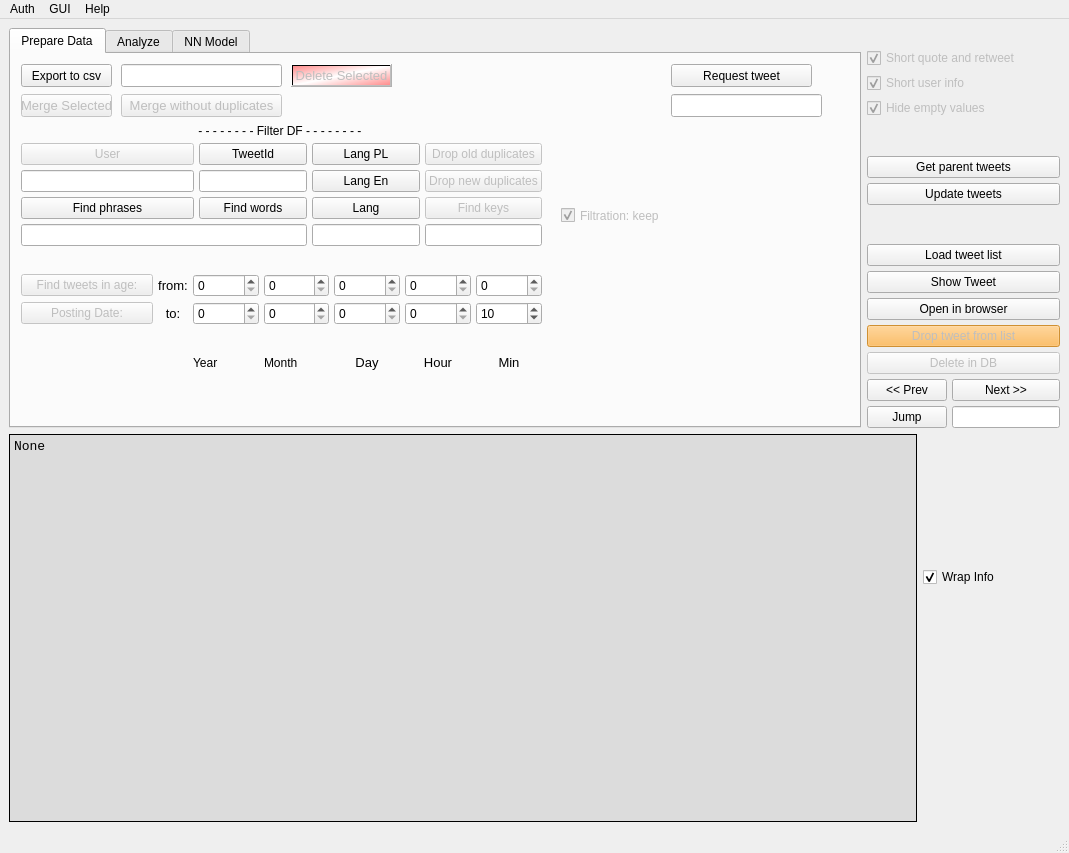
Before: the Qt Designer form twitter_analyzer/gui/GUI_QT.ui in GrzegorzKrug/TwitterAnalyzer, drawn with Qt 5.
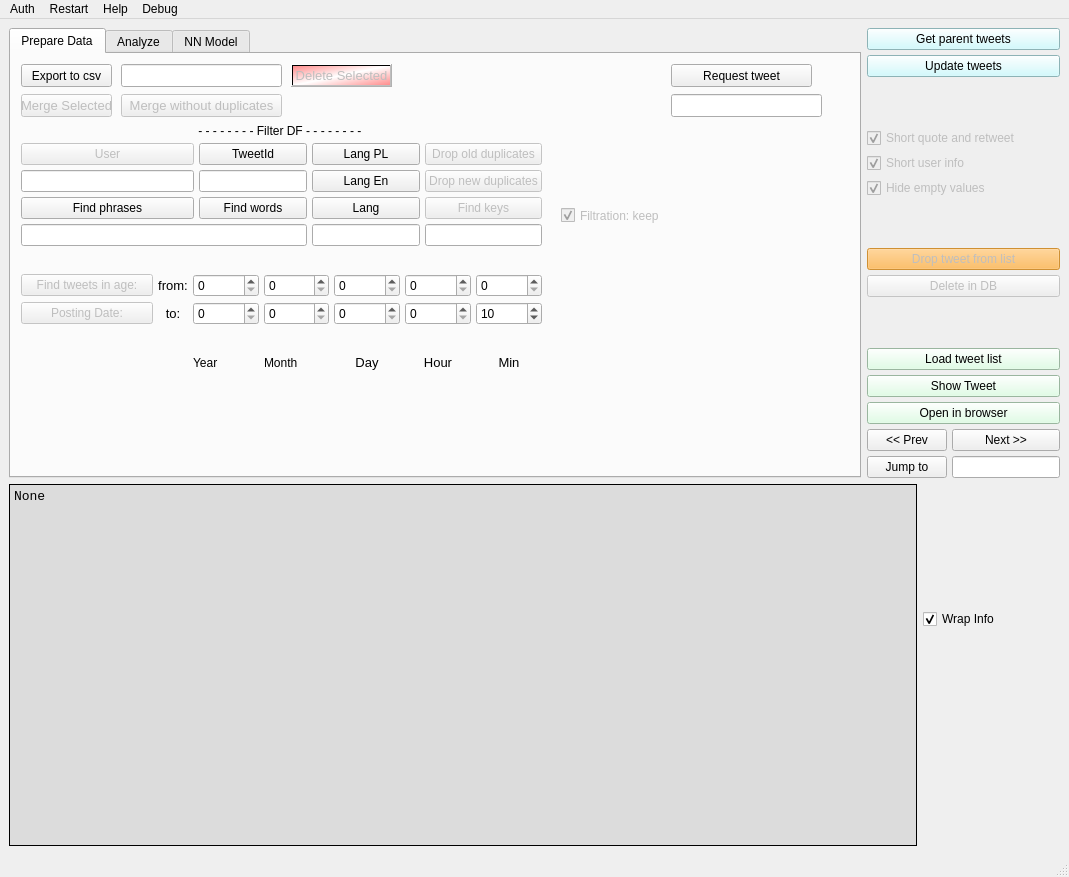
After: the same form once the commit is applied.

Patch:
```diff
--- a/twitter_analyzer/gui/GUI_QT.ui
+++ b/twitter_analyzer/gui/GUI_QT.ui
@@ -7,7 +7,7 @@
     <x>0</x>
     <y>0</y>
     <width>1069</width>
-    <height>853</height>
+    <height>877</height>
    </rect>
   </property>
   <property name="windowTitle">
@@ -19,7 +19,7 @@
      <enum>QLayout::SetMinimumSize</enum>
     </property>
     <item row="0" column="0">
-     <layout class="QGridLayout" name="MainGrid" rowstretch="1,1,1,0,1" columnstretch="20,0,0" rowminimumheight="400,0,0,0,0" columnminimumwidth="300,50,0">
+     <layout class="QGridLayout" name="MainGrid" rowstretch="1,1,1,0,1" columnstretch="20,0,0" rowminimumheight="450,0,0,0,0" columnminimumwidth="300,50,0">
       <property name="sizeConstraint">
        <enum>QLayout::SetDefaultConstraint</enum>
       </property>
@@ -91,30 +91,7 @@
         <property name="spacing">
          <number>5</number>
         </property>
-        <item row="20" column="0">
-         <widget class="QPushButton" name="pushButton_PreviousTweet">
-          <property name="toolTip">
-           <string>Show previous Tweet from DF</string>
-          </property>
-          <property name="text">
-           <string>&lt;&lt; Prev</string>
-          </property>
-         </widget>
-        </item>
-        <item row="8" column="0" colspan="2">
-         <widget class="QCheckBox" name="checkBox_HideEmptyValues">
-          <property name="enabled">
-           <bool>false</bool>
-          </property>
-          <property name="text">
-           <string>Hide empty values</string>
-          </property>
-          <property name="checked">
-           <bool>true</bool>
-          </property>
-         </widget>
-        </item>
-        <item row="20" column="1">
+        <item row="25" column="1">
          <widget class="QPushButton" name="pushButton_NextTweet">
           <property name="toolTip">
            <string>Show next Tweet from DF</string>
@@ -124,17 +101,40 @@
           </property>
          </widget>
         </item>
-        <item row="21" column="0">
+        <item row="10" column="0" colspan="2">
+         <widget class="QCheckBox" name="checkBox_HideEmptyValues">
+          <property name="enabled">
+           <bool>false</bool>
+          </property>
+          <property name="text">
+           <string>Hide empty values</string>
+          </property>
+          <property name="checked">
+           <bool>true</bool>
+          </property>
+         </widget>
+        </item>
+        <item row="25" column="0">
+         <widget class="QPushButton" name="pushButton_PreviousTweet">
+          <property name="toolTip">
+           <string>Show previous Tweet from DF</string>
+          </property>
+          <property name="text">
+           <string>&lt;&lt; Prev</string>
+          </property>
+         </widget>
+        </item>
+        <item row="26" column="0">
          <widget class="QPushButton" name="pushButton_JumpToTweet">
           <property name="toolTip">
            <string>Jumps to Tweet in DF, define index in box.</string>
           </property>
           <property name="text">
-           <string>Jump</string>
+           <string>Jump to</string>
           </property>
          </widget>
         </item>
-        <item row="7" column="0" colspan="2">
+        <item row="9" column="0" colspan="2">
          <widget class="QCheckBox" name="checkBox_DisplayShortUserinfo">
           <property name="enabled">
            <bool>false</bool>
@@ -153,14 +153,14 @@
           </property>
          </widget>
         </item>
-        <item row="21" column="1">
+        <item row="26" column="1">
          <widget class="QLineEdit" name="lineEdit_JumpToTweet">
           <property name="toolTip">
            <string>Input index for Jump button.</string>
           </property>
          </widget>
         </item>
-        <item row="6" column="0" colspan="2">
+        <item row="8" column="0" colspan="2">
          <widget class="QCheckBox" name="checkBox_DisplayShortQuoteStatus">
           <property name="enabled">
            <bool>false</bool>
@@ -173,7 +173,7 @@
           </property>
          </widget>
         </item>
-        <item row="17" column="0" colspan="2">
+        <item row="18" column="0" colspan="2">
          <widget class="QPushButton" name="pushButton_drop_current_tweet">
           <property name="enabled">
            <bool>false</bool>
@@ -189,91 +189,103 @@
           </property>
          </widget>
         </item>
-        <item row="5" column="0">
+        <item row="20" column="0" colspan="2">
+         <widget class="QPushButton" name="pushButton">
+          <property name="enabled">
+           <bool>false</bool>
+          </property>
+          <property name="text">
+           <string>Delete in DB</string>
+          </property>
+         </widget>
+        </item>
+        <item row="14" column="1">
+         <spacer name="verticalSpacer">
+          <property name="orientation">
+           <enum>Qt::Vertical</enum>
+          </property>
+          <property name="sizeHint" stdset="0">
+           <size>
+            <width>20</width>
+            <height>40</height>
+           </size>
+          </property>
+         </spacer>
+        </item>
+        <item row="7" column="0">
          <spacer name="verticalSpacer_2">
           <property name="orientation">
            <enum>Qt::Vertical</enum>
           </property>
-          <property name="sizeType">
-           <enum>QSizePolicy::MinimumExpanding</enum>
-          </property>
           <property name="sizeHint" stdset="0">
            <size>
             <width>20</width>
-            <height>20</height>
+            <height>40</height>
            </size>
           </property>
          </spacer>
         </item>
-        <item row="11" column="0" colspan="2">
+        <item row="6" column="0" colspan="2">
+         <widget class="QPushButton" name="pushButton_request_tweet_update">
+          <property name="styleSheet">
+           <string notr="true">background-color: rgb(198, 251, 255);</string>
+          </property>
+          <property name="text">
+           <string>Update tweets</string>
+          </property>
+         </widget>
+        </item>
+        <item row="5" column="0" colspan="2">
          <widget class="QPushButton" name="pushButton_request_parent_tweets_from_df">
+          <property name="styleSheet">
+           <string notr="true">background-color: rgb(198, 251, 255);</string>
+          </property>
           <property name="text">
            <string>Get parent tweets</string>
           </property>
          </widget>
         </item>
-        <item row="15" column="0" colspan="2">
+        <item row="21" column="0">
+         <spacer name="verticalSpacer_6">
+          <property name="orientation">
+           <enum>Qt::Vertical</enum>
+          </property>
+          <property name="sizeHint" stdset="0">
+           <size>
+            <width>20</width>
+            <height>40</height>
+           </size>
+          </property>
+         </spacer>
+        </item>
+        <item row="24" column="0" colspan="2">
+         <widget class="QPushButton" name="pushButton_open_in_browser">
+          <property name="styleSheet">
+           <string notr="true">background-color: rgb(215, 255, 223);</string>
+          </property>
+          <property name="text">
+           <string>Open in browser</string>
+          </property>
+         </widget>
+        </item>
+        <item row="23" column="0" colspan="2">
          <widget class="QPushButton" name="pushButton_ShowTweet">
           <property name="toolTip">
            <string>Show first Tweet from DF</string>
           </property>
+          <property name="styleSheet">
+           <string notr="true">background-color: rgb(215, 255, 223);</string>
+          </property>
           <property name="text">
            <string>Show Tweet</string>
           </property>
          </widget>
         </item>
-        <item row="16" column="0" colspan="2">
-         <widget class="QPushButton" name="pushButton_open_in_browser">
-          <property name="text">
-           <string>Open in browser</string>
-          </property>
-         </widget>
-        </item>
-        <item row="19" column="0" colspan="2">
-         <widget class="QPushButton" name="pushButton">
-          <property name="enabled">
-           <bool>false</bool>
-          </property>
-          <property name="text">
-           <string>Delete in DB</string>
-          </property>
-         </widget>
-        </item>
-        <item row="12" column="0" colspan="2">
-         <widget class="QPushButton" name="pushButton_request_tweet_update">
-          <property name="text">
-           <string>Update tweets</string>
-          </property>
-         </widget>
-        </item>
-        <item row="13" column="1">
-         <spacer name="verticalSpacer">
-          <property name="orientation">
-           <enum>Qt::Vertical</enum>
-          </property>
-          <property name="sizeHint" stdset="0">
-           <size>
-            <width>20</width>
-            <height>40</height>
-           </size>
-          </property>
-         </spacer>
-        </item>
-        <item row="10" column="0">
-         <spacer name="verticalSpacer_5">
-          <property name="orientation">
-           <enum>Qt::Vertical</enum>
-          </property>
-          <property name="sizeHint" stdset="0">
-           <size>
-            <width>20</width>
-            <height>40</height>
-           </size>
-          </property>
-         </spacer>
-        </item>
-        <item row="14" column="0" colspan="2">
+        <item row="22" column="0" colspan="2">
          <widget class="QPushButton" name="pushButton_ShowTweetAll">
+          <property name="styleSheet">
+           <string notr="true">background-color: rgb(215, 255, 223);</string>
+          </property>
           <property name="text">
            <string>Load tweet list</string>
           </property>
@@ -928,7 +940,7 @@
    </widget>
    <widget class="QMenu" name="actionMenuRefresh_Gui">
     <property name="title">
-     <string>GUI</string>
+     <string>Restart</string>
     </property>
    </widget>
    <widget class="QMenu" name="menuHelp">
@@ -937,9 +949,17 @@
     </property>
     <addaction name="actionTweet_Description"/>
    </widget>
+   <widget class="QMenu" name="menuDebug">
+    <property name="title">
+     <string>Debug</string>
+    </property>
+    <addaction name="actionAction1"/>
+    <addaction name="actionDebugUsers"/>
+   </widget>
    <addaction name="actionMenuAuth"/>
    <addaction name="actionMenuRefresh_Gui"/>
    <addaction name="menuHelp"/>
+   <addaction name="menuDebug"/>
   </widget>
   <widget class="QStatusBar" name="statusbar"/>
   <action name="actionLogin">
```
Left out of the diff: 18 changed lines with no effect on the pictures.
